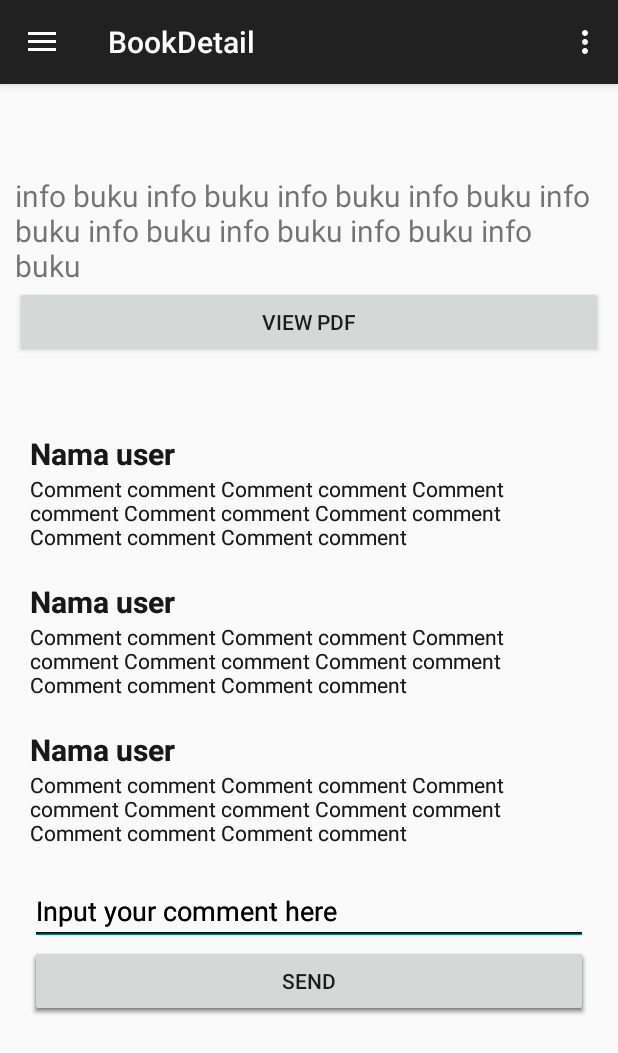
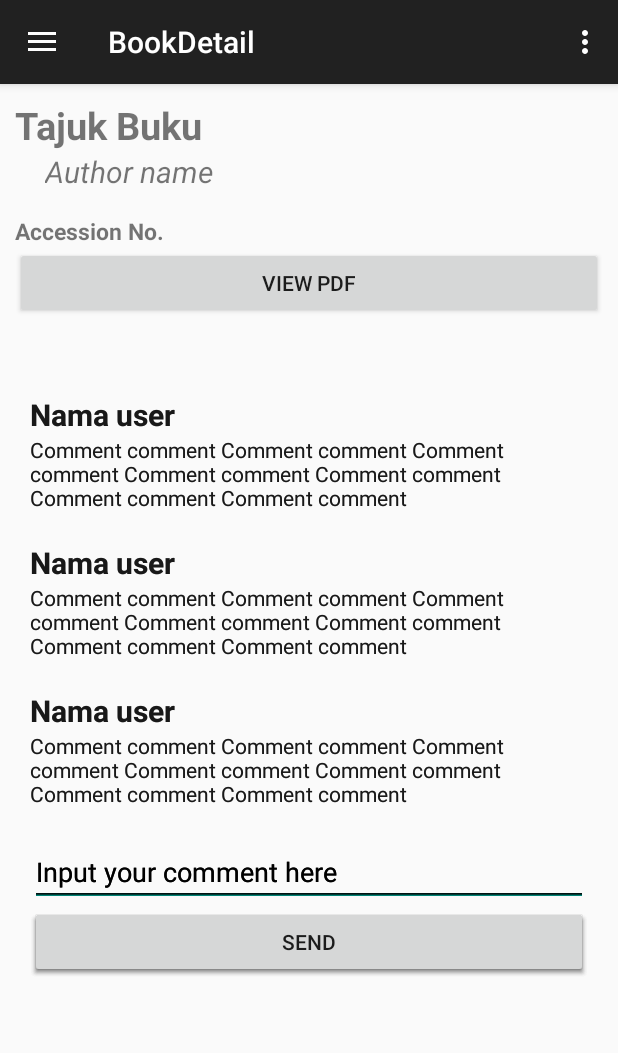
Before and after one commit to Nadzmi-Freelance/Project-Dr-Latif, an Android app: the BookDetail screen opened directly, with no data from a screen before it, on a phone screen of 412 x 824 dp. Shown: the top 1053 px of the screen. Run offline under Robolectric (Android 15) with nearby library versions, the phone set to English and light mode, and no system bars; network calls fail.

Commit message:
Update 1, Test 2 : Book Details layout and partial pdf viewer
Sekarang dah boleh amik banyak data dari external database dan guna ke
dalam layout untuk book details...

Cuma tinggal nak buat PDFViewer je, activity ni akan view pdf bila user
click button "View PDF" dalam activity BookDetails.

```diff
--- a/app/src/main/AndroidManifest.xml
+++ b/app/src/main/AndroidManifest.xml
@@ -2,7 +2,7 @@
 <manifest xmlns:android="http://schemas.android.com/apk/res/android"
     package="com.example.seladanghijau.projectdrlatif">
 
-    <uses-permission android:name="android.permission.INTERNET"/>
+    <uses-permission android:name="android.permission.INTERNET" />
 
     <application
         android:allowBackup="true"
@@ -22,6 +22,9 @@
         <activity
             android:name=".BookDetail"
             android:label="@string/title_activity_book_detail" />
+        <activity
+            android:name=".PDFViewer"
+            android:label="@string/title_activity_pdfviewer"></activity>
     </application>
 
 </manifest>
--- a/app/src/main/java/com/example/seladanghijau/projectdrlatif/BookDetail.java
+++ b/app/src/main/java/com/example/seladanghijau/projectdrlatif/BookDetail.java
@@ -15,40 +15,57 @@ import android.view.MenuItem;
 import android.view.View;
 import android.widget.AdapterView;
 import android.widget.ArrayAdapter;
+import android.widget.Button;
 import android.widget.ListView;
 import android.widget.TabHost;
 import android.widget.TextView;
 import android.widget.Toast;
 
 import org.apache.http.HttpEntity;
+import org.apache.http.HttpHost;
+import org.apache.http.HttpRequest;
 import org.apache.http.HttpResponse;
 import org.apache.http.NameValuePair;
+import org.apache.http.client.ClientProtocolException;
 import org.apache.http.client.HttpClient;
+import org.apache.http.client.ResponseHandler;
+import org.apache.http.client.entity.UrlEncodedFormEntity;
 import org.apache.http.client.methods.HttpPost;
+import org.apache.http.client.methods.HttpUriRequest;
+import org.apache.http.conn.ClientConnectionManager;
 import org.apache.http.entity.StringEntity;
 import org.apache.http.impl.client.DefaultHttpClient;
 import org.apache.http.message.BasicHeader;
 import org.apache.http.message.BasicNameValuePair;
+import org.apache.http.params.HttpParams;
 import org.apache.http.protocol.HTTP;
+import org.apache.http.protocol.HttpContext;
 import org.apache.http.util.EntityUtils;
 import org.json.JSONArray;
 import org.json.JSONObject;
 import org.w3c.dom.Text;
 
+import java.io.IOException;
+import java.net.HttpURLConnection;
 import java.util.ArrayList;
 import java.util.List;
+import java.util.jar.Attributes;
 
 public class BookDetail extends ActionBarActivity implements AdapterView.OnItemClickListener {
+    static ProgressDialog pDialog;
+
     ActionBarDrawerToggle drawerListener;
     DrawerLayout drawerLayout;
     ListView menuList;
     TabHost tabHost;
-    TextView tajukBuku, infoBuku;
+    Button viewPDF;
+    TextView tajukBuku, accessionnoBuku, authorBuku;
     String[] menus;
 
     // data from other activities
-    Bundle bundledData;
-    String book_title;
+    int book_id;
+    String book_accessionno, book_author, book_title;
+    Book book;
 
     protected void onCreate(Bundle savedInstanceState) {
         super.onCreate(savedInstanceState);
@@ -58,8 +75,10 @@ public class BookDetail extends ActionBarActivity implements AdapterView.OnItemC
         drawerLayout = (DrawerLayout) findViewById(R.id.drawerLayout);
         menuList = (ListView) findViewById(R.id.menuList);
         tabHost = (TabHost) findViewById(R.id.tabHost);
+        viewPDF = (Button) findViewById(R.id.viewPDF);
         tajukBuku = (TextView) findViewById(R.id.tajukBuku);
-        infoBuku = (TextView) findViewById(R.id.infoBuku);
+        accessionnoBuku = (TextView) findViewById(R.id.accessionnoBuku);
+        authorBuku = (TextView) findViewById(R.id.authorBuku);
         // --------------------------------------------------------------
 
         // -------------- drawer actions --------------------
@@ -98,15 +117,72 @@ public class BookDetail extends ActionBarActivity implements AdapterView.OnItemC
         tabHost.addTab(neutralTabSpec);
         // ----------------------------------------------------
 
-        // ------------------------ set layout utk detail buku -------------------------
-        bundledData = getIntent().getExtras(); // prepare to retrieve bundled data from previous activity
-        book_title = bundledData.getString("book_title"); // get bundled data from previous activity
+        book_id = getIntent().getIntExtra("book_id", book_id); // get bundled data from previous activity
+        new getBookDetails().execute();
+    }
 
-        // algorithm to retrieve book detail from external database
+    private class getBookDetails extends AsyncTask<Void, Void, Boolean> {
+        protected void onPreExecute() {
+            super.onPreExecute();
 
-        // set layout
-        tajukBuku.setText(book_title);
-        // -----------------------------------------------------------------------------
+            // show progress dialog
+            pDialog = new ProgressDialog(BookDetail.this);
+            pDialog.setMessage("Tunggu sebentar...");
+            pDialog.setCancelable(false);
+            pDialog.show();
+        }
+
+        protected Boolean doInBackground(Void... params) {
+            // algorithm to retrieve book detail from external database
+            // cari detail buku tersebut dalam database
+            try {
+                // -------------------- send http post request to request for book details data --------------------------------
+                HTTPHandler httpHandler = new HTTPHandler(); // setup HttpHandler object
+
+                // ------------------------------ setup data for the post request ----------------------------------------------
+                List<NameValuePair> postData = new ArrayList<NameValuePair>();
+                postData.add(new BasicNameValuePair("book_id", "" + book_id));
+                // -------------------------------------------------------------------------------------------------------------
+
+                // ------------------ retrieve the requested data -------------------------------------------
+                // get the result from http post
+                String data = httpHandler.result("http://seladanghijau.netai.net/php/BookDetails.php", postData);
+
+                if(httpHandler.getStatus() == HttpURLConnection.HTTP_OK) {
+                    // retrieve data from JSON string
+                    JSONObject jObj = new JSONObject(data);
+                    JSONArray jArray = jObj.getJSONArray("book_details");
+
+                    JSONObject jsonObjData = jArray.getJSONObject(0);
+                    book_accessionno = jsonObjData.getString("book_accessionno");
+                    book_author = jsonObjData.getString("book_author");
+                    book_title = jsonObjData.getString("book_title");
+
+                    book = new Book(book_id, book_accessionno, book_author, book_title);
+
+                    return true;
+                }
+                // -------------------------------------------------------------------------------------------
+            } catch(Exception e) { e.printStackTrace(); }
+
+            return false;
+        }
+
+        protected void onPostExecute(Boolean tof) {
+            super.onPostExecute(tof);
+
+            if(tof) {
+                // ------------------------- set layout -------------------------------
+                tajukBuku.setText(book.getTitle());
+                authorBuku.setText(book.getAuthor());
+                accessionnoBuku.setText("Accession No. : " + book.getAccessionno());
+                // --------------------------------------------------------------------
+            }
+
+            // dismiss progress dialog
+            if(pDialog.isShowing())
+                pDialog.dismiss();
+        }
     }
 
     public void onItemClick(AdapterView<?> parent, View view, int position, long id) {
--- /dev/null
+++ b/app/src/main/java/com/example/seladanghijau/projectdrlatif/HTTPHandler.java
@@ -0,0 +1,80 @@
+package com.example.seladanghijau.projectdrlatif;
+
+import org.apache.http.HttpEntity;
+import org.apache.http.HttpResponse;
+import org.apache.http.NameValuePair;
+import org.apache.http.client.HttpClient;
+import org.apache.http.client.entity.UrlEncodedFormEntity;
+import org.apache.http.client.methods.HttpPost;
+import org.apache.http.impl.client.DefaultHttpClient;
+import org.apache.http.util.EntityUtils;
+import org.json.JSONArray;
+import org.json.JSONObject;
+
+import java.net.HttpURLConnection;
+import java.util.ArrayList;
+import java.util.List;
+
+/**
+ * Created by Seladang Hijau on 3/11/2016.
+ */
+public class HTTPHandler {
+    private HttpClient client;
+    private HttpPost post;
+    private HttpResponse response;
+    private HttpEntity entity;
+
+    private int status;
+    private String url, data;
+
+    public HTTPHandler() throws Exception {
+        client = new DefaultHttpClient();
+
+        this.status = HttpURLConnection.HTTP_GONE;
+        this.url = null;
+        this.data = null;
+    }
+
+    public HttpResponse execute(HttpPost postData) throws Exception {
+        HttpResponse httpResponse = client.execute(postData);
+
+        return httpResponse;
+    }
+
+    public String result(String url) throws Exception {
+        post = new HttpPost(url);
+        response = execute(post);
+        status = response.getStatusLine().getStatusCode();
+
+        if(status == 200) {
+            entity = response.getEntity();
+            data = EntityUtils.toString(entity);
+        } else data = null;
+
+        return data;
+    }
+
+    public String result(String url, List<NameValuePair> dataList) throws Exception {
+        post = new HttpPost(url);
+        post.setEntity(new UrlEncodedFormEntity(dataList));
+
+        response = execute(post);
+        status = response.getStatusLine().getStatusCode();
+
+        if(status == 200) {
+            entity = response.getEntity();
+            data = EntityUtils.toString(entity);
+        } else data = null;
+
+        return data;
+    }
+
+    // getter and setter
+    public void setUrl(String url) { this.url = url; }
+    public void setData(String data) { this.data = data; }
+
+
+    public int getStatus() { return status; }
+    public String getUrl() { return url; }
+    public String getData() { return data; }
+}
--- a/app/src/main/res/layout/activity_book_detail.xml
+++ b/app/src/main/res/layout/activity_book_detail.xml
@@ -33,21 +33,36 @@
                         android:layout_width="match_parent"
                         android:layout_height="wrap_content"
                         android:textStyle="bold"
-                        android:textSize="30dp"/>
+                        android:textSize="25dp"/>
 
                     <TextView
-                        android:id="@+id/infoBuku"
-                        android:text="info buku info buku info buku info buku info buku info buku info buku info buku info buku"
+                        android:id="@+id/authorBuku"
                         android:layout_width="match_parent"
                         android:layout_height="wrap_content"
-                        android:layout_marginTop="10dp"
+                        android:layout_marginLeft="20dp"
+                        android:text="Author name"
+                        android:textStyle="italic"
                         android:textSize="20dp"/>
 
+                    <LinearLayout
+                        android:layout_marginTop="15dp"
+                        android:layout_width="match_parent"
+                        android:layout_height="wrap_content">
+
+                        <TextView
+                            android:id="@+id/accessionnoBuku"
+                            android:layout_width="match_parent"
+                            android:layout_height="wrap_content"
+                            android:text="Accession No."
+                            android:textStyle="bold"
+                            android:textSize="15dp"/>
+                    </LinearLayout>
+
                     <Button
-                        android:id="@+id/buttonLinkPDF"
-                        android:text="View PDF"
+                        android:id="@+id/viewPDF"
                         android:layout_width="match_parent"
-                        android:layout_height="wrap_content"/>
+                        android:layout_height="wrap_content"
+                        android:text="View PDF"/>
                 </LinearLayout>
 
                 <TabHost
--- a/app/src/main/res/values/strings.xml
+++ b/app/src/main/res/values/strings.xml
@@ -24,5 +24,6 @@
         <item>Buku 4</item>
         <item>Buku 5</item>
     </string-array>
+    <string name="title_activity_pdfviewer">PDFViewer</string>
 
 </resources>
```
Also changed, not shown: app/src/main/java/com/example/seladanghijau/projectdrlatif/Book.java (+7 -6 lines), app/src/main/java/com/example/seladanghijau/projectdrlatif/MainActivity.java (+17 -23 lines), app/src/main/java/com/example/seladanghijau/projectdrlatif/PDFViewer.java (added, +26 -0 lines), app/src/main/res/layout/activity_pdfviewer.xml (added, +8 -0 lines).
